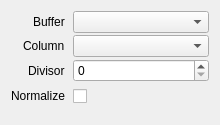
Before: the Qt Designer form src/session/AttributeProperties.ui in houmain/gpupad, drawn with Qt 5.
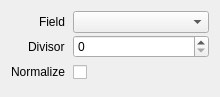
After: the same form once the commit is applied. Custom widgets are drawn as their Qt base class.

Commit message: Replaced Column with Block/Field

```diff
--- a/src/session/AttributeProperties.ui
+++ b/src/session/AttributeProperties.ui
@@ -7,7 +7,7 @@
     <x>0</x>
     <y>0</y>
     <width>220</width>
-    <height>125</height>
+    <height>97</height>
    </rect>
   </property>
   <layout class="QVBoxLayout" name="verticalLayout">
@@ -35,24 +35,14 @@
       <number>0</number>
      </property>
      <item row="0" column="0">
-      <widget class="QLabel" name="labelBuffer">
-       <property name="text">
-        <string>Buffer</string>
-       </property>
-      </widget>
-     </item>
-     <item row="0" column="1">
-      <widget class="ReferenceComboBox" name="buffer"/>
-     </item>
-     <item row="1" column="0">
       <widget class="QLabel" name="labelColumn">
        <property name="text">
-        <string>Column</string>
+        <string>Field</string>
        </property>
       </widget>
      </item>
-     <item row="1" column="1">
-      <widget class="ReferenceComboBox" name="column">
+     <item row="0" column="1">
+      <widget class="ReferenceComboBox" name="field">
        <property name="sizePolicy">
         <sizepolicy hsizetype="Preferred" vsizetype="Fixed">
          <horstretch>1</horstretch>
@@ -61,17 +51,14 @@
        </property>
       </widget>
      </item>
-     <item row="3" column="1">
-      <widget class="QCheckBox" name="normalize">
-       <property name="minimumSize">
-        <size>
-         <width>0</width>
-         <height>24</height>
-        </size>
+     <item row="1" column="0">
+      <widget class="QLabel" name="labelDivisor">
+       <property name="text">
+        <string>Divisor</string>
        </property>
       </widget>
      </item>
-     <item row="2" column="1">
+     <item row="1" column="1">
       <widget class="QSpinBox" name="divisor">
        <property name="maximum">
         <number>65536</number>
@@ -79,19 +66,22 @@
       </widget>
      </item>
      <item row="2" column="0">
-      <widget class="QLabel" name="labelDivisor">
-       <property name="text">
-        <string>Divisor</string>
-       </property>
-      </widget>
-     </item>
-     <item row="3" column="0">
       <widget class="QLabel" name="labelNormalize">
        <property name="text">
         <string>Normalize</string>
        </property>
       </widget>
      </item>
+     <item row="2" column="1">
+      <widget class="QCheckBox" name="normalize">
+       <property name="minimumSize">
+        <size>
+         <width>0</width>
+         <height>24</height>
+        </size>
+       </property>
+      </widget>
+     </item>
     </layout>
    </item>
   </layout>
```
Left out of the diff: 3 changed lines with no effect on the pictures. The commit also changes 37 other files.
